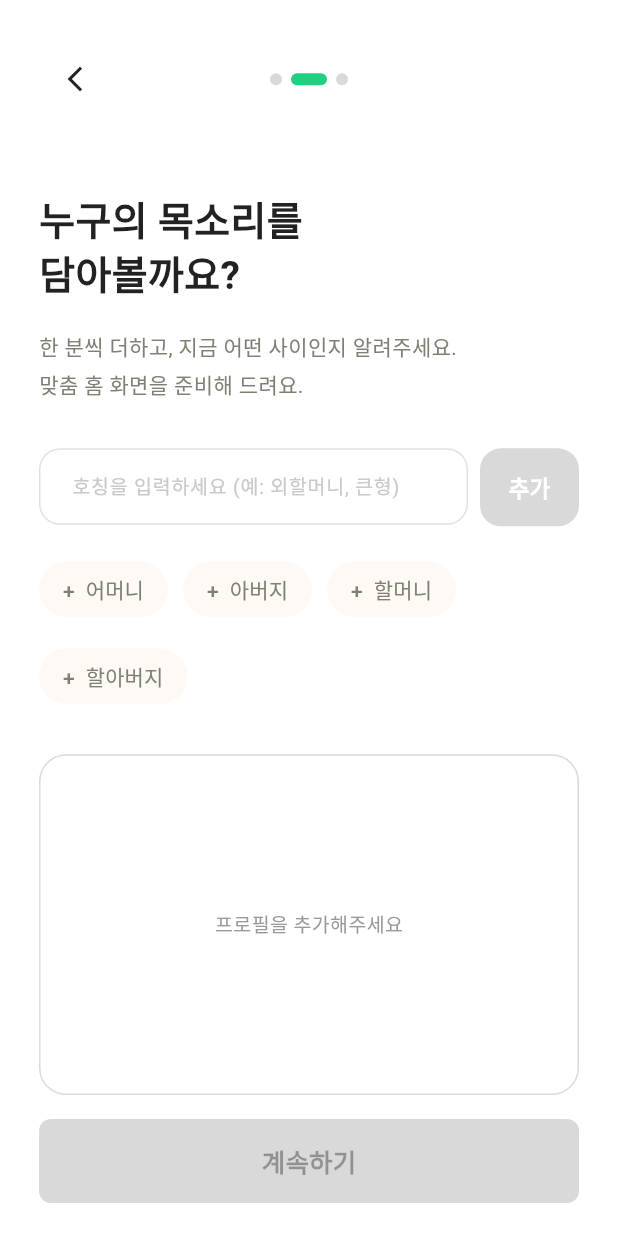
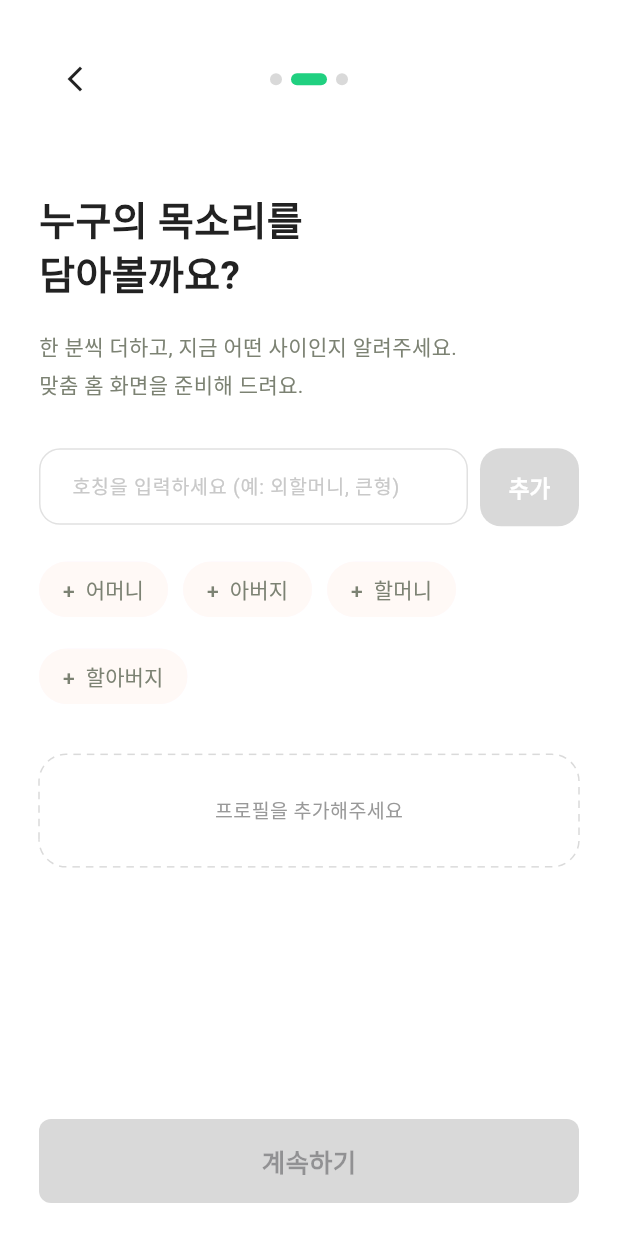
Before and after one commit to MediLux-TalkTo/TalkTo_APP, a Flutter app: the screen it shows after launch, after a tap on "다음", on a phone screen of 412 x 824 dp. Run offline on Flutter 3.47's test engine with Material 3 defaults, Android fonts, the phone set to English and light mode, and no system bars; our stand-ins replace flutter_svg; network calls fail; Roboto replaces fonts that are missing (Pretendard Variable).

Commit message:
fix/onboarding

```diff
--- a/lib/screens/home_screen.dart
+++ b/lib/screens/home_screen.dart
@@ -312,8 +312,8 @@ class _CircularProgressBadge extends StatelessWidget {
   @override
   Widget build(BuildContext context) {
     return SizedBox(
-      width: 62,
-      height: 62,
+      width: 64,
+      height: 64,
       child: Stack(
         alignment: Alignment.center,
         children: [
--- a/lib/screens/onboarding_intro_screen.dart
+++ b/lib/screens/onboarding_intro_screen.dart
@@ -134,8 +134,8 @@ class _FeatureItem extends StatelessWidget {
       crossAxisAlignment: CrossAxisAlignment.start,
       children: [
         Container(
-          width: 50,
-          height: 50,
+          width: 46,
+          height: 46,
           decoration: BoxDecoration(
             color: const Color(0xFFEAF8F1),
             borderRadius: BorderRadius.circular(18),
@@ -158,7 +158,7 @@ class _FeatureItem extends StatelessWidget {
                   style: const TextStyle(
                     color: Color(0xFF222222),
                     fontSize: 16,
-                    fontWeight: FontWeight.w600,
+                    fontWeight: FontWeight.w400,
                     height: 1.3,
                   ),
                 ),
@@ -171,7 +171,7 @@ class _FeatureItem extends StatelessWidget {
                     color: Color(0xFF7C8273),
                     fontSize: 14,
                     fontWeight: FontWeight.w400,
-                    height: 1.5,
+                    height: 1.2,
                   ),
                 ),
               ],
--- a/lib/screens/profile_setup_screen.dart
+++ b/lib/screens/profile_setup_screen.dart
@@ -192,7 +192,10 @@ class _ProfileSetupScreenState extends State<ProfileSetupScreen> {
 
               Expanded(
                 child: _profiles.isEmpty
-                    ? const _EmptyProfileBox()
+                    ? const Align(
+                        alignment: Alignment.topCenter,
+                        child: _EmptyProfileBox(),
+                      )
                     : ListView.separated(
                         padding: EdgeInsets.zero,
                         itemCount: _profiles.length,
@@ -300,7 +303,7 @@ class _ProfileCard extends StatelessWidget {
                   profile.name,
                   style: const TextStyle(
                     fontSize: 17,
-                    fontWeight: FontWeight.w600,
+                    fontWeight: FontWeight.w400,
                     color: Color(0xFF222222),
                   ),
                 ),
@@ -317,7 +320,7 @@ class _ProfileCard extends StatelessWidget {
                   onPressed: onDelete,
                   icon: const Icon(
                     Icons.delete_outline,
-                    size: 20,
+                    size: 15,
                     color: Color(0xFF999999),
                   ),
                   padding: EdgeInsets.zero,
@@ -366,14 +369,14 @@ class _ProfileCard extends StatelessWidget {
             ),
             child: const Row(
               children: [
-                Icon(Icons.phone_outlined, size: 17, color: Color(0xFF009F65)),
+                Icon(Icons.phone_outlined, size: 13, color: Color(0xFF009F65)),
                 SizedBox(width: 8),
                 Expanded(
                   child: Text(
                     '맞춤 질문을 추천해 통화를 녹음하도록 도와드려요',
                     style: TextStyle(
                       fontSize: 12,
-                      fontWeight: FontWeight.w600,
+                      fontWeight: FontWeight.w400,
                       color: Color(0xFF009F65),
                     ),
                   ),
@@ -422,7 +425,7 @@ class _StatusButton extends StatelessWidget {
           label,
           style: TextStyle(
             fontSize: 13,
-            fontWeight: FontWeight.w600,
+            fontWeight: FontWeight.w400,
             color: selected ? const Color(0xFF009F65) : const Color(0xFF999999),
           ),
         ),
@@ -436,17 +439,12 @@ class _EmptyProfileBox extends StatelessWidget {
 
   @override
   Widget build(BuildContext context) {
-    return Container(
+    return CustomPaint(
+      painter: _DashedBorderPainter(),
+      child: Container(
         width: double.infinity,
         height: 75,
         alignment: Alignment.center,
-      decoration: BoxDecoration(
-        borderRadius: BorderRadius.circular(18),
-        border: Border.all(
-          color: const Color(0xFFDADADA),
-          style: BorderStyle.solid,
-        ),
-      ),
         child: const Text(
           '프로필을 추가해주세요',
           style: TextStyle(
@@ -455,8 +453,44 @@ class _EmptyProfileBox extends StatelessWidget {
             fontWeight: FontWeight.w400,
           ),
         ),
+      ),
     );
   }
+}
+
+class _DashedBorderPainter extends CustomPainter {
+  @override
+  void paint(Canvas canvas, Size size) {
+    const radius = 18.0;
+    const dashWidth = 5.0;
+    const dashGap = 4.0;
+
+    final paint = Paint()
+      ..color = const Color(0xFFDADADA)
+      ..strokeWidth = 1
+      ..style = PaintingStyle.stroke;
+
+    final rect = RRect.fromRectAndRadius(
+      Offset.zero & size,
+      const Radius.circular(radius),
+    );
+
+    final path = Path()..addRRect(rect);
+    final metrics = path.computeMetrics();
+
+    for (final metric in metrics) {
+      double distance = 0;
+
+      while (distance < metric.length) {
+        final nextDistance = distance + dashWidth;
+        canvas.drawPath(metric.extractPath(distance, nextDistance), paint);
+        distance += dashWidth + dashGap;
+      }
+    }
+  }
+
+  @override
+  bool shouldRepaint(covariant CustomPainter oldDelegate) => false;
 }
 
 class _PresetChip extends StatelessWidget {
--- a/lib/screens/recording_detail_screen.dart
+++ b/lib/screens/recording_detail_screen.dart
@@ -27,6 +27,7 @@ class RecordingDetailScreen extends StatelessWidget {
                 padding: EdgeInsets.zero,
                 constraints: const BoxConstraints(),
               ),
+
               const SizedBox(height: 28),
               Row(
                 children: [
```
Also changed, not shown: lib/screens/consent_screen.dart (+5 -5 lines). Lines whose indentation alone changed are shown as unchanged.
